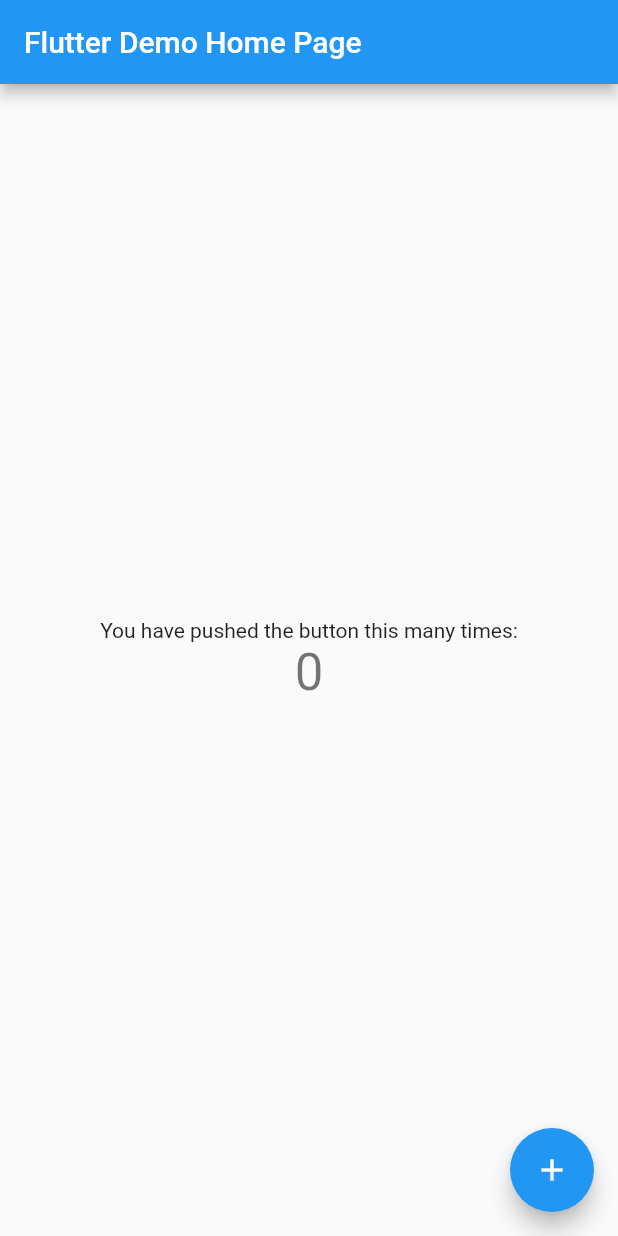
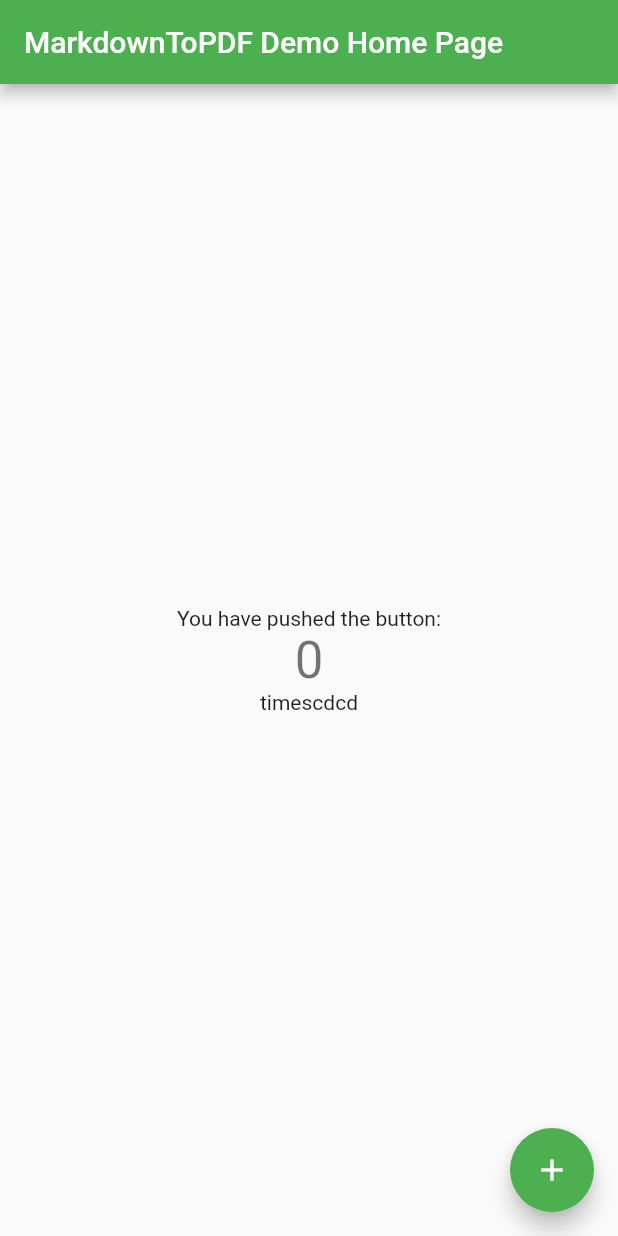
Before and after one commit to datagrovecr/MarkdownToPDF, a Flutter app: the screen it shows after launch, on a phone screen of 412 x 824 dp. Run offline on Flutter 3.47's test engine with Material 2 defaults, Android fonts, the phone set to English and light mode, and no system bars; our stand-ins replace pdf; missing offline and left inert: markdown.

```diff
--- a/flutter_example/lib/main.dart
+++ b/flutter_example/lib/main.dart
@@ -11,7 +11,7 @@ class MyApp extends StatelessWidget {
   @override
   Widget build(BuildContext context) {
     return MaterialApp(
-      title: 'Flutter Demo',
+      title: 'MarkdownToPDF',
       theme: ThemeData(
         // This is the theme of your application.
         //
@@ -22,9 +22,9 @@ class MyApp extends StatelessWidget {
         // or simply save your changes to "hot reload" in a Flutter IDE).
         // Notice that the counter didn't reset back to zero; the application
         // is not restarted.
-        primarySwatch: Colors.blue,
+        primarySwatch: Colors.green,
       ),
-      home: const MyHomePage(title: 'Flutter Demo Home Page'),
+      home: const MyHomePage(title: 'MarkdownToPDF Demo Home Page'),
     );
   }
 }
@@ -96,11 +96,14 @@ class _MyHomePageState extends State<MyHomePage> {
           mainAxisAlignment: MainAxisAlignment.center,
           children: <Widget>[
             const Text(
-              'You have pushed the button this many times:',
+              'You have pushed the button:',
             ),
             Text(
               '$_counter',
               style: Theme.of(context).textTheme.headline4,
+            ),
+            const Text(
+              'timescdcd',
             ),
           ],
         ),
```
